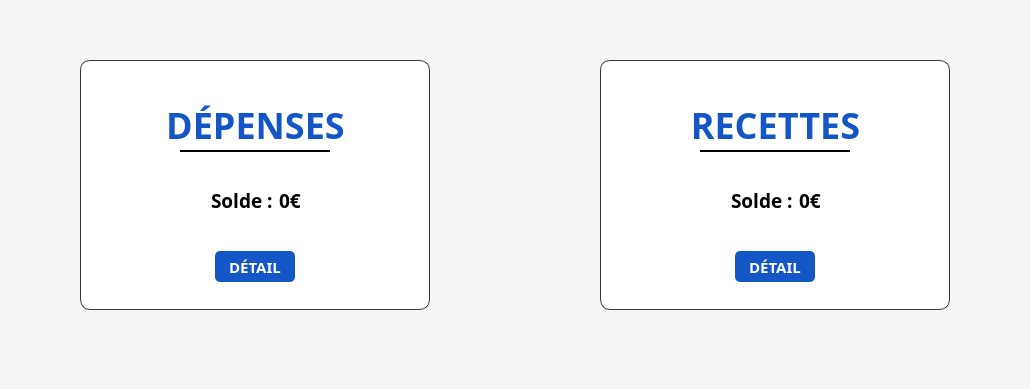
This is treasurer/comptesview.ui in BiteKirby3/Treasurer as Qt 5 draws it before an edit; both pictures show x 84 to 1114 and y 411 to 800 of the 1200 by 800 pixel window. The edited form follows.
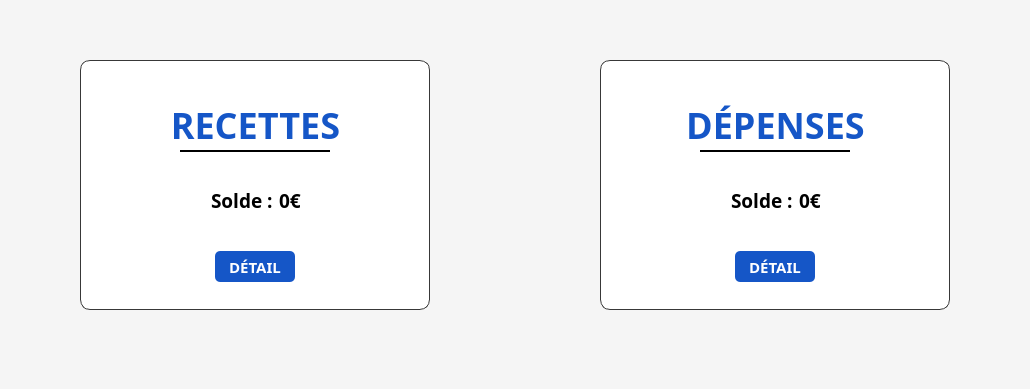
This is the edited form. Icons and pictures are not drawn.

```diff
--- a/treasurer/comptesview.ui
+++ b/treasurer/comptesview.ui
@@ -677,219 +677,6 @@
       </item>
       <item>
        <layout class="QHBoxLayout" name="horizontalLayout_5">
-        <item>
-         <widget class="QWidget" name="depenses" native="true">
-          <property name="minimumSize">
-           <size>
-            <width>350</width>
-            <height>250</height>
-           </size>
-          </property>
-          <property name="maximumSize">
-           <size>
-            <width>350</width>
-            <height>250</height>
-           </size>
-          </property>
-          <property name="styleSheet">
-           <string notr="true">QWidget#depenses {
-border-style : solid; 
-border-width: 1px;
-border-color: rgb(56, 56, 56);
-border-radius: 10px;
-}
-
-QWidget{
-background: #ffffff;
-}</string>
-          </property>
-          <widget class="QWidget" name="widget_11" native="true">
-           <property name="geometry">
-            <rect>
-             <x>100</x>
-             <y>90</y>
-             <width>150</width>
-             <height>2</height>
-            </rect>
-           </property>
-           <property name="sizePolicy">
-            <sizepolicy hsizetype="Preferred" vsizetype="Preferred">
-             <horstretch>0</horstretch>
-             <verstretch>0</verstretch>
-            </sizepolicy>
-           </property>
-           <property name="minimumSize">
-            <size>
-             <width>150</width>
-             <height>2</height>
-            </size>
-           </property>
-           <property name="maximumSize">
-            <size>
-             <width>150</width>
-             <height>2</height>
-            </size>
-           </property>
-           <property name="styleSheet">
-            <string notr="true">.QWidget {
-background: #000000;
-border: none;
-border-radius: 0px;
-}</string>
-           </property>
-          </widget>
-          <widget class="QLabel" name="label_20">
-           <property name="geometry">
-            <rect>
-             <x>10</x>
-             <y>40</y>
-             <width>331</width>
-             <height>39</height>
-            </rect>
-           </property>
-           <property name="sizePolicy">
-            <sizepolicy hsizetype="Preferred" vsizetype="Fixed">
-             <horstretch>0</horstretch>
-             <verstretch>0</verstretch>
-            </sizepolicy>
-           </property>
-           <property name="font">
-            <font>
-             <family>Raleway</family>
-             <pointsize>27</pointsize>
-             <weight>75</weight>
-             <bold>true</bold>
-            </font>
-           </property>
-           <property name="styleSheet">
-            <string notr="true">color: #1556C7;</string>
-           </property>
-           <property name="text">
-            <string>&lt;html&gt;&lt;head/&gt;&lt;body&gt;&lt;p align=&quot;center&quot;&gt;DÉPENSES&lt;/p&gt;&lt;/body&gt;&lt;/html&gt;</string>
-           </property>
-          </widget>
-          <widget class="QWidget" name="horizontalLayoutWidget_8">
-           <property name="geometry">
-            <rect>
-             <x>20</x>
-             <y>190</y>
-             <width>311</width>
-             <height>33</height>
-            </rect>
-           </property>
-           <layout class="QHBoxLayout" name="horizontalLayout_10">
-            <item>
-             <widget class="QPushButton" name="detail_depenses_button">
-              <property name="minimumSize">
-               <size>
-                <width>80</width>
-                <height>31</height>
-               </size>
-              </property>
-              <property name="maximumSize">
-               <size>
-                <width>80</width>
-                <height>31</height>
-               </size>
-              </property>
-              <property name="font">
-               <font>
-                <family>Raleway</family>
-                <pointsize>11</pointsize>
-                <weight>75</weight>
-                <bold>true</bold>
-               </font>
-              </property>
-              <property name="styleSheet">
-               <string notr="true">QPushButton{
-background : #1556C7;
-color : #FFFFFF;
-font-weight: bold;
-border-radius: 5px;
-border: none;
-}</string>
-              </property>
-              <property name="text">
-               <string>DÉTAIL</string>
-              </property>
-             </widget>
-            </item>
-           </layout>
-          </widget>
-          <widget class="QWidget" name="horizontalLayoutWidget_12">
-           <property name="geometry">
-            <rect>
-             <x>10</x>
-             <y>100</y>
-             <width>331</width>
-             <height>80</height>
-            </rect>
-           </property>
-           <layout class="QHBoxLayout" name="horizontalLayout_17">
-            <item>
-             <layout class="QHBoxLayout" name="horizontalLayout_18">
-              <item>
-               <spacer name="horizontalSpacer_8">
-                <property name="orientation">
-                 <enum>Qt::Horizontal</enum>
-                </property>
-                <property name="sizeHint" stdset="0">
-                 <size>
-                  <width>40</width>
-                  <height>20</height>
-                 </size>
-                </property>
-               </spacer>
-              </item>
-              <item>
-               <widget class="QLabel" name="label_21">
-                <property name="font">
-                 <font>
-                  <family>Raleway</family>
-                  <pointsize>14</pointsize>
-                  <weight>75</weight>
-                  <bold>true</bold>
-                 </font>
-                </property>
-                <property name="text">
-                 <string>Solde :</string>
-                </property>
-               </widget>
-              </item>
-              <item>
-               <widget class="QLabel" name="depensesLabel">
-                <property name="font">
-                 <font>
-                  <family>Raleway</family>
-                  <pointsize>14</pointsize>
-                  <weight>75</weight>
-                  <bold>true</bold>
-                 </font>
-                </property>
-                <property name="text">
-                 <string>0€</string>
-                </property>
-               </widget>
-              </item>
-              <item>
-               <spacer name="horizontalSpacer_9">
-                <property name="orientation">
-                 <enum>Qt::Horizontal</enum>
-                </property>
-                <property name="sizeHint" stdset="0">
-                 <size>
-                  <width>40</width>
-                  <height>20</height>
-                 </size>
-                </property>
-               </spacer>
-              </item>
-             </layout>
-            </item>
-           </layout>
-          </widget>
-         </widget>
-        </item>
         <item>
          <widget class="QWidget" name="recettes" native="true">
           <property name="minimumSize">
@@ -1103,6 +890,219 @@
           </widget>
          </widget>
         </item>
+        <item>
+         <widget class="QWidget" name="depenses" native="true">
+          <property name="minimumSize">
+           <size>
+            <width>350</width>
+            <height>250</height>
+           </size>
+          </property>
+          <property name="maximumSize">
+           <size>
+            <width>350</width>
+            <height>250</height>
+           </size>
+          </property>
+          <property name="styleSheet">
+           <string notr="true">QWidget#depenses {
+border-style : solid; 
+border-width: 1px;
+border-color: rgb(56, 56, 56);
+border-radius: 10px;
+}
+
+QWidget{
+background: #ffffff;
+}</string>
+          </property>
+          <widget class="QWidget" name="widget_11" native="true">
+           <property name="geometry">
+            <rect>
+             <x>100</x>
+             <y>90</y>
+             <width>150</width>
+             <height>2</height>
+            </rect>
+           </property>
+           <property name="sizePolicy">
+            <sizepolicy hsizetype="Preferred" vsizetype="Preferred">
+             <horstretch>0</horstretch>
+             <verstretch>0</verstretch>
+            </sizepolicy>
+           </property>
+           <property name="minimumSize">
+            <size>
+             <width>150</width>
+             <height>2</height>
+            </size>
+           </property>
+           <property name="maximumSize">
+            <size>
+             <width>150</width>
+             <height>2</height>
+            </size>
+           </property>
+           <property name="styleSheet">
+            <string notr="true">.QWidget {
+background: #000000;
+border: none;
+border-radius: 0px;
+}</string>
+           </property>
+          </widget>
+          <widget class="QLabel" name="label_20">
+           <property name="geometry">
+            <rect>
+             <x>10</x>
+             <y>40</y>
+             <width>331</width>
+             <height>39</height>
+            </rect>
+           </property>
+           <property name="sizePolicy">
+            <sizepolicy hsizetype="Preferred" vsizetype="Fixed">
+             <horstretch>0</horstretch>
+             <verstretch>0</verstretch>
+            </sizepolicy>
+           </property>
+           <property name="font">
+            <font>
+             <family>Raleway</family>
+             <pointsize>27</pointsize>
+             <weight>75</weight>
+             <bold>true</bold>
+            </font>
+           </property>
+           <property name="styleSheet">
+            <string notr="true">color: #1556C7;</string>
+           </property>
+           <property name="text">
+            <string>&lt;html&gt;&lt;head/&gt;&lt;body&gt;&lt;p align=&quot;center&quot;&gt;DÉPENSES&lt;/p&gt;&lt;/body&gt;&lt;/html&gt;</string>
+           </property>
+          </widget>
+          <widget class="QWidget" name="horizontalLayoutWidget_8">
+           <property name="geometry">
+            <rect>
+             <x>20</x>
+             <y>190</y>
+             <width>311</width>
+             <height>33</height>
+            </rect>
+           </property>
+           <layout class="QHBoxLayout" name="horizontalLayout_10">
+            <item>
+             <widget class="QPushButton" name="detail_depenses_button">
+              <property name="minimumSize">
+               <size>
+                <width>80</width>
+                <height>31</height>
+               </size>
+              </property>
+              <property name="maximumSize">
+               <size>
+                <width>80</width>
+                <height>31</height>
+               </size>
+              </property>
+              <property name="font">
+               <font>
+                <family>Raleway</family>
+                <pointsize>11</pointsize>
+                <weight>75</weight>
+                <bold>true</bold>
+               </font>
+              </property>
+              <property name="styleSheet">
+               <string notr="true">QPushButton{
+background : #1556C7;
+color : #FFFFFF;
+font-weight: bold;
+border-radius: 5px;
+border: none;
+}</string>
+              </property>
+              <property name="text">
+               <string>DÉTAIL</string>
+              </property>
+             </widget>
+            </item>
+           </layout>
+          </widget>
+          <widget class="QWidget" name="horizontalLayoutWidget_12">
+           <property name="geometry">
+            <rect>
+             <x>10</x>
+             <y>100</y>
+             <width>331</width>
+             <height>80</height>
+            </rect>
+           </property>
+           <layout class="QHBoxLayout" name="horizontalLayout_17">
+            <item>
+             <layout class="QHBoxLayout" name="horizontalLayout_18">
+              <item>
+               <spacer name="horizontalSpacer_8">
+                <property name="orientation">
+                 <enum>Qt::Horizontal</enum>
+                </property>
+                <property name="sizeHint" stdset="0">
+                 <size>
+                  <width>40</width>
+                  <height>20</height>
+                 </size>
+                </property>
+               </spacer>
+              </item>
+              <item>
+               <widget class="QLabel" name="label_21">
+                <property name="font">
+                 <font>
+                  <family>Raleway</family>
+                  <pointsize>14</pointsize>
+                  <weight>75</weight>
+                  <bold>true</bold>
+                 </font>
+                </property>
+                <property name="text">
+                 <string>Solde :</string>
+                </property>
+               </widget>
+              </item>
+              <item>
+               <widget class="QLabel" name="depensesLabel">
+                <property name="font">
+                 <font>
+                  <family>Raleway</family>
+                  <pointsize>14</pointsize>
+                  <weight>75</weight>
+                  <bold>true</bold>
+                 </font>
+                </property>
+                <property name="text">
+                 <string>0€</string>
+                </property>
+               </widget>
+              </item>
+              <item>
+               <spacer name="horizontalSpacer_9">
+                <property name="orientation">
+                 <enum>Qt::Horizontal</enum>
+                </property>
+                <property name="sizeHint" stdset="0">
+                 <size>
+                  <width>40</width>
+                  <height>20</height>
+                 </size>
+                </property>
+               </spacer>
+              </item>
+             </layout>
+            </item>
+           </layout>
+          </widget>
+         </widget>
+        </item>
        </layout>
       </item>
       <item>
```
